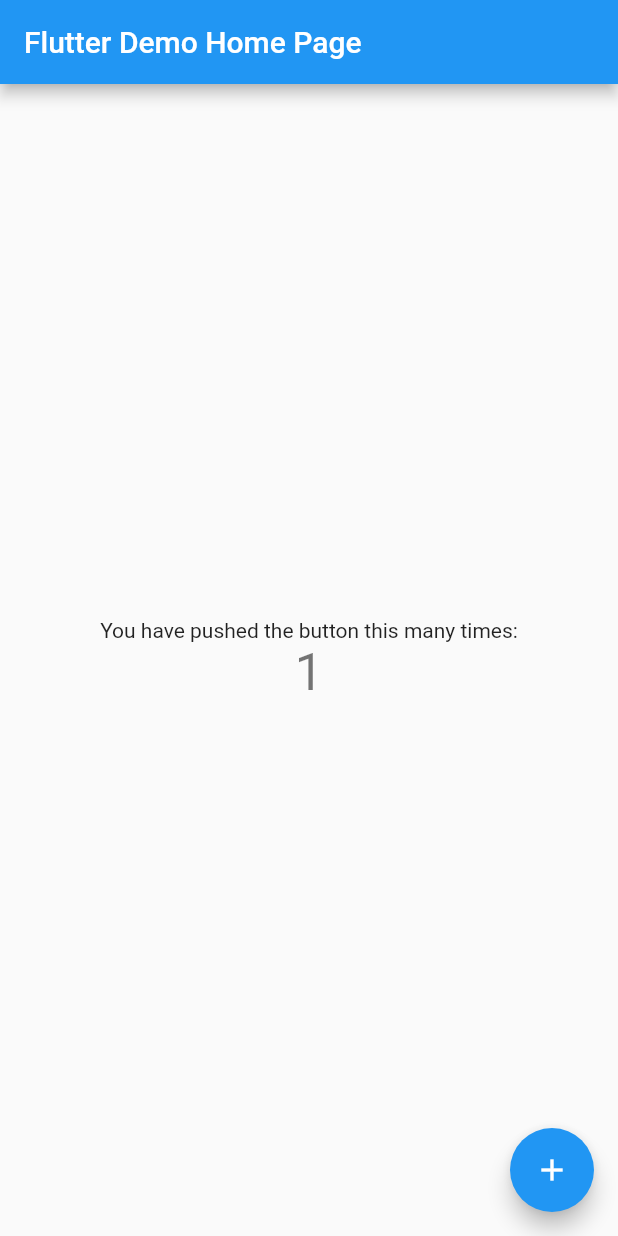
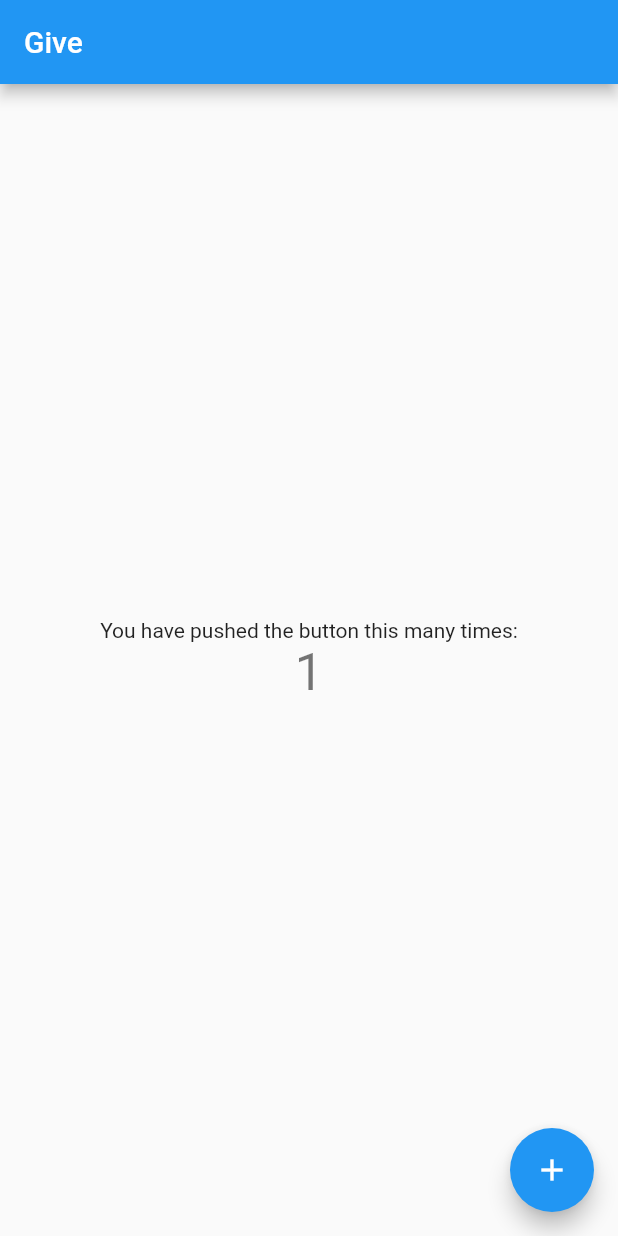
Before and after one commit to guslublin/give_, a Flutter app: the screen it shows after launch, after a tap on the "add" icon, on a phone screen of 412 x 824 dp. Run offline on Flutter 3.47's test engine with Material 2 defaults, Android fonts, the phone set to English and light mode, and no system bars; our stand-ins replace firebase_core; accounts and stored records are empty; generated files the repository leaves out were written again.

```diff
--- a/lib/main.dart
+++ b/lib/main.dart
@@ -1,7 +1,12 @@
 import 'package:flutter/material.dart';
+import 'package:firebase_core/firebase_core.dart';
+import 'firebase_options.dart';
 
-void main() {
+void main() async {
   runApp(const MyApp());
+  await Firebase.initializeApp(
+    options: DefaultFirebaseOptions.currentPlatform,
+  );
 }
 
 class MyApp extends StatelessWidget {
@@ -11,7 +16,7 @@ class MyApp extends StatelessWidget {
   @override
   Widget build(BuildContext context) {
     return MaterialApp(
-      title: 'Flutter Demo',
+      title: 'Give',
       theme: ThemeData(
         // This is the theme of your application.
         //
@@ -24,7 +29,7 @@ class MyApp extends StatelessWidget {
         // is not restarted.
         primarySwatch: Colors.blue,
       ),
-      home: const MyHomePage(title: 'Flutter Demo Home Page'),
+      home: const MyHomePage(title: 'Give'),
     );
   }
 }
--- a/pubspec.yaml
+++ b/pubspec.yaml
@@ -36,6 +36,9 @@ dependencies:
   # The following adds the Cupertino Icons font to your application.
   # Use with the CupertinoIcons class for iOS style icons.
   cupertino_icons: ^1.0.2
+  cloud_firestore: ^4.0.2
+  firebase_auth: ^4.0.2
+  firebase_core: ^2.1.0
 
 dev_dependencies:
   flutter_test:
```
Also changed, not shown: pubspec.lock, 5 other files.
